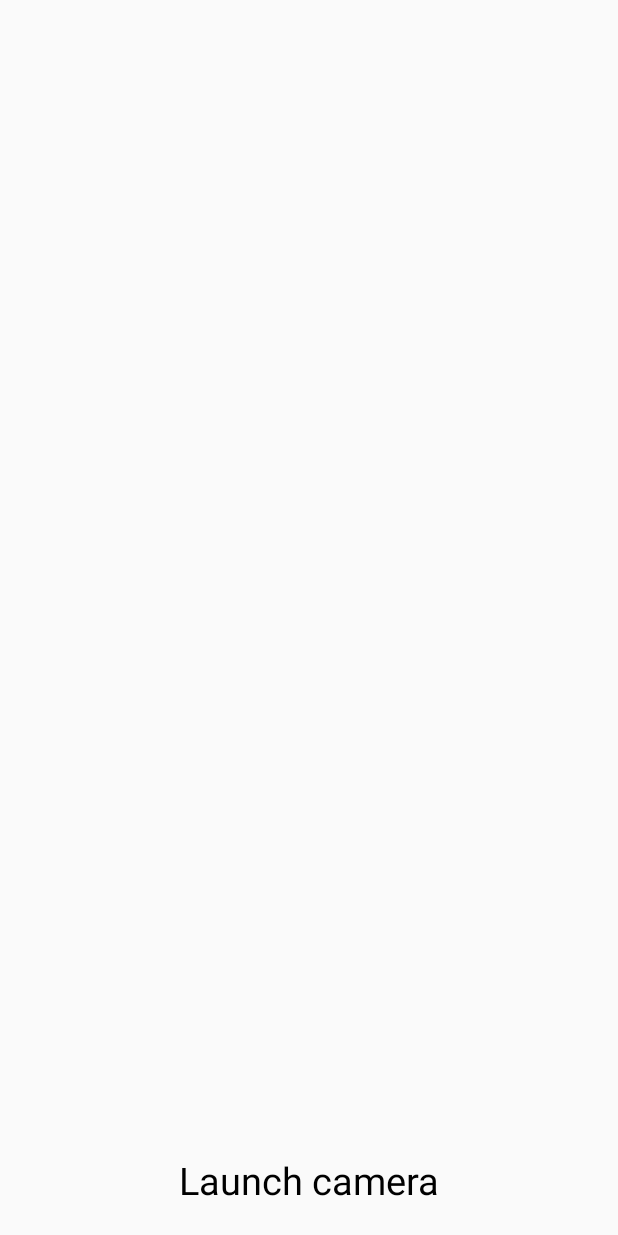
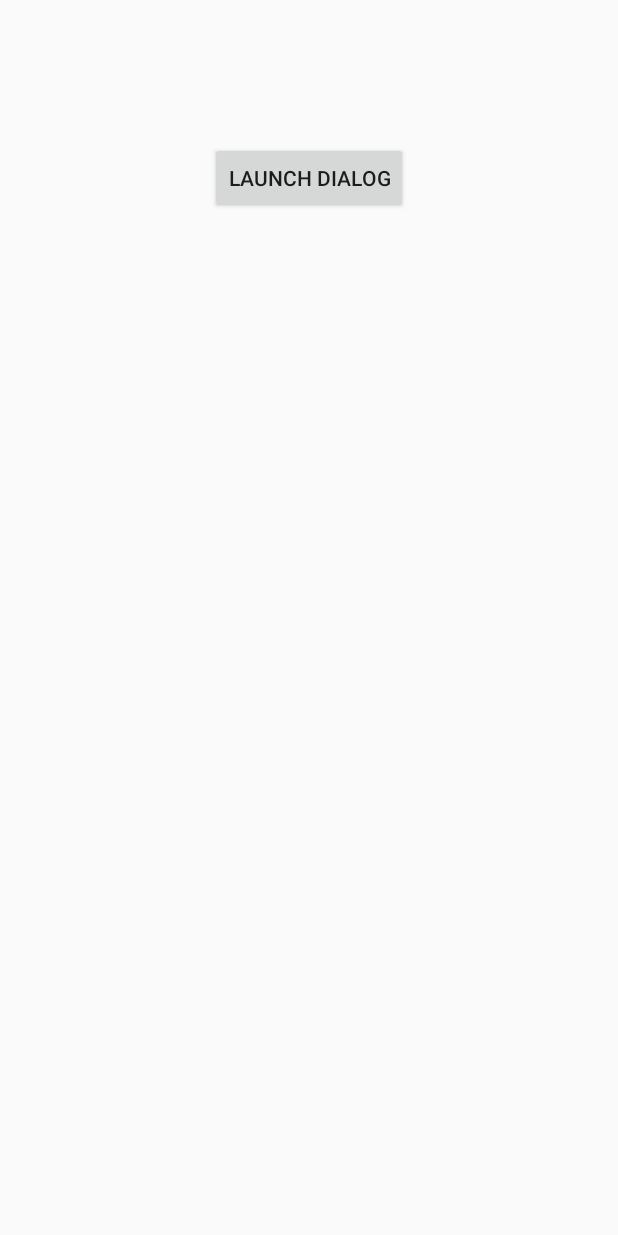
Before and after one commit to kazudmb/EspressoUITest-Examples, an Android app: the screen it shows after launch (MainActivity), on a phone screen of 412 x 824 dp. Before the commit the screen is almost empty. Run offline under Robolectric (Android 15) with nearby library versions, the phone set to English and light mode, and no system bars; libraries missing offline, so code that uses them is left out: com.afollestad.materialdialogs.

Commit message:
add Dialog Input Testing (Material Dialogs)
https://codingwithmitch.com/courses/ui-testing-for-beginners/dialog-input-testing-material-dialogs/

```diff
--- a/app/build.gradle
+++ b/app/build.gradle
@@ -61,4 +61,9 @@ dependencies {
     androidTestImplementation "androidx.test:runner:$androidx_test"
     androidTestImplementation "androidx.test:core:$androidx_test"
     androidTestImplementation "androidx.test.ext:junit-ktx:$androidx_test"
+
+    // material dialogs
+    def matieral_dialogs_version = "3.1.1"
+    implementation "com.afollestad.material-dialogs:core:$matieral_dialogs_version"
+    implementation "com.afollestad.material-dialogs:input:$matieral_dialogs_version"
 }
--- a/app/src/main/AndroidManifest.xml
+++ b/app/src/main/AndroidManifest.xml
@@ -1,10 +1,6 @@
 <?xml version="1.0" encoding="utf-8"?>
 <manifest xmlns:android="http://schemas.android.com/apk/res/android"
     package="com.dmb.espressouitest_examples">
-
-    <uses-feature
-        android:name="android.hardware.camera"
-        android:required="true"/>
 
     <application
         android:allowBackup="true"
--- a/app/src/main/res/layout/activity_main.xml
+++ b/app/src/main/res/layout/activity_main.xml
@@ -9,29 +9,28 @@
     <TextView
         android:layout_width="wrap_content"
         android:layout_height="wrap_content"
-        android:id="@+id/button_launch_camera"
+        android:id="@+id/text_name"
         app:layout_constraintRight_toRightOf="parent"
         app:layout_constraintLeft_toLeftOf="parent"
-        app:layout_constraintBottom_toBottomOf="parent"
+        app:layout_constraintTop_toTopOf="parent"
         android:layout_marginTop="30dp"
-        android:text="@string/text_launch_camera"
         android:textColor="#000"
         android:textSize="25sp"
-        android:layout_marginBottom="20dp"
+        app:layout_goneMarginTop="20dp"
         />
 
-
-    <ImageView
-        android:layout_width="match_parent"
-        android:layout_height="0dp"
-        android:id="@+id/image"
-        app:layout_constraintTop_toTopOf="parent"
+    <Button
+        android:layout_width="wrap_content"
+        android:layout_height="wrap_content"
+        android:text="@string/text_launch_dialog"
+        android:id="@+id/button_launch_dialog"
         app:layout_constraintRight_toRightOf="parent"
         app:layout_constraintLeft_toLeftOf="parent"
-        app:layout_constraintBottom_toTopOf="@+id/button_launch_camera"
-        android:scaleType="centerCrop"
+        app:layout_constraintTop_toBottomOf="@+id/text_name"
+        android:layout_marginTop="30dp"
         />
 
 
 
+
 </androidx.constraintlayout.widget.ConstraintLayout>
--- a/app/src/main/res/values/strings.xml
+++ b/app/src/main/res/values/strings.xml
@@ -17,4 +17,10 @@
     <string name="text_star_actors">Star Actors:</string>
     <string name="text_select_image_from_gallery">Select an image from gallery</string>
     <string name="text_launch_camera">Launch camera</string>
+    <string name="text_launch_dialog">launch dialog</string>
+    <string name="text_title_of_dialog">Title of Dialog</string>
+    <string name="text_some_information">This dialog is displaying some information.</string>
+    <string name="text_ok">Ok</string>
+    <string name="text_capture_input">Enter your name</string>
+    <string name="text_enter_name">Enter your name</string>
 </resources>
--- a/app/src/main/res/values/styles.xml
+++ b/app/src/main/res/values/styles.xml
@@ -5,6 +5,8 @@
         <item name="colorPrimary">@color/colorPrimary</item>
         <item name="colorPrimaryDark">@color/colorPrimaryDark</item>
         <item name="colorAccent">@color/colorAccent</item>
+
+        <item name="md_color_button_text">@color/tealDark</item>
     </style>
 
 </resources>
```
Also changed, not shown: app/src/main/java/com/dmb/espressouitest_examples/MainActivity.kt (+18 -29 lines), 1 other file.
